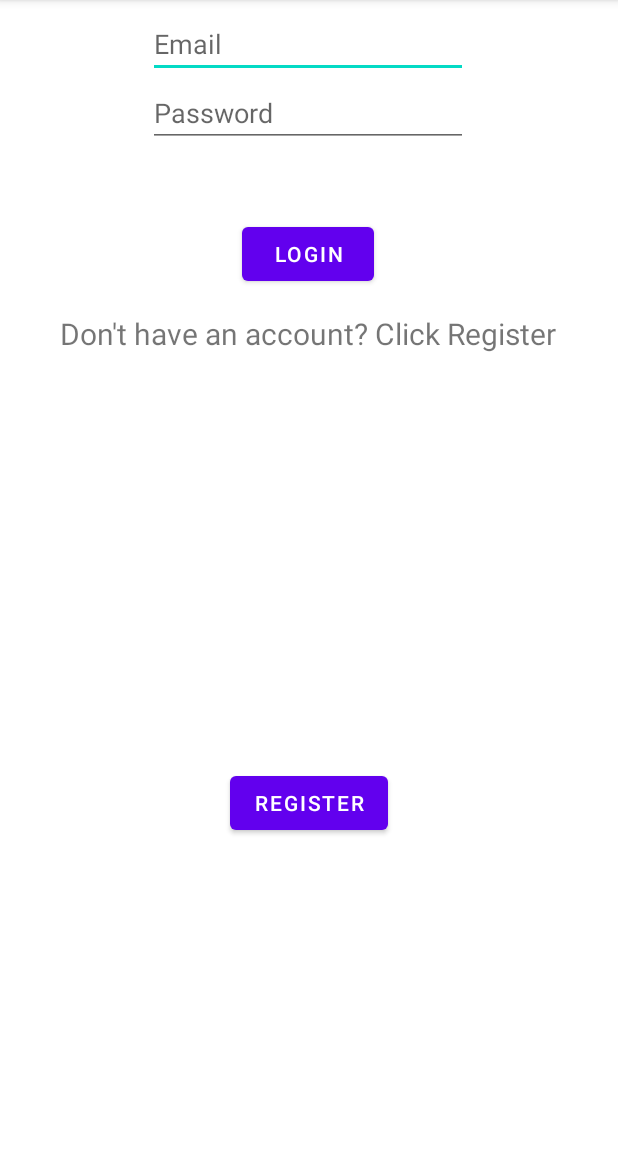
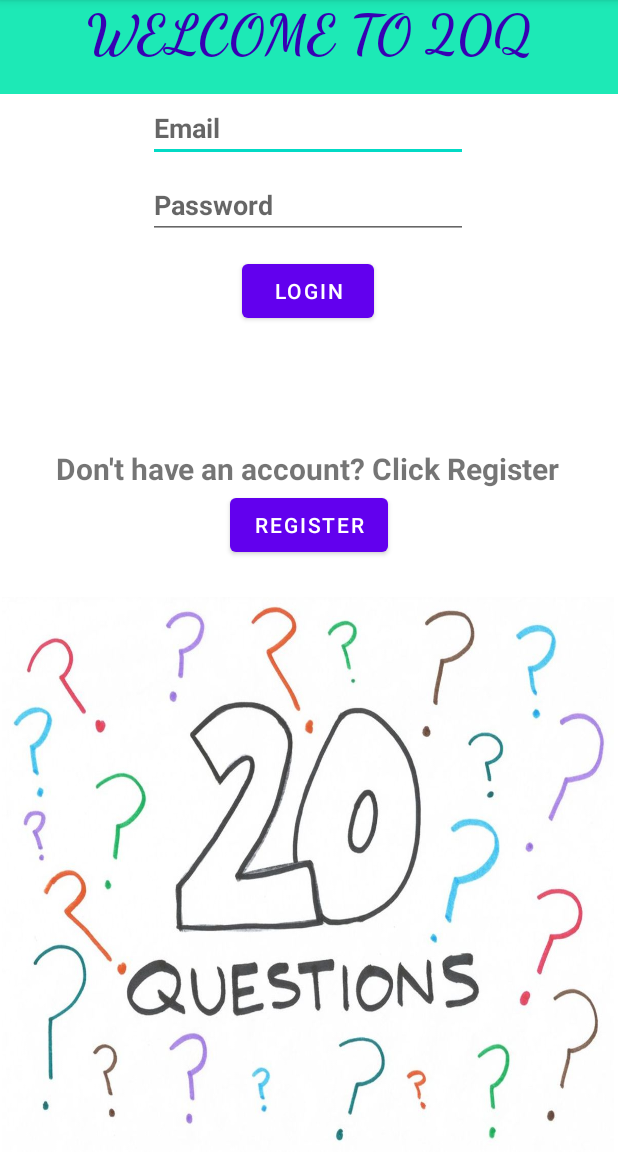
Before and after one commit to JacobFV/20Questions, an Android app: the MainActivity screen opened directly, with no data from a screen before it, on a phone screen of 412 x 824 dp, the part 84-1236 px from its top. Run offline under Robolectric (Android 15) with nearby library versions, the phone set to English and light mode, and no system bars; our stand-ins replace Firebase (no records; nobody signed in at launch, a user with empty details on screens opened directly); 1 statement that could not run was skipped.

Commit message:
Update activity_main.xml

```diff
--- a/app/src/main/res/layout/activity_main.xml
+++ b/app/src/main/res/layout/activity_main.xml
@@ -10,14 +10,15 @@
         android:id="@+id/textView"
         android:layout_width="wrap_content"
         android:layout_height="wrap_content"
-        android:layout_marginBottom="67dp"
         android:text="Don't have an account? Click Register"
         android:textSize="20dp"
-        app:layout_constraintBottom_toTopOf="@+id/btnRegister"
+        android:textStyle="bold"
+        app:layout_constraintBottom_toBottomOf="parent"
         app:layout_constraintHorizontal_bias="0.493"
         app:layout_constraintLeft_toLeftOf="parent"
         app:layout_constraintRight_toRightOf="parent"
-        app:layout_constraintTop_toTopOf="parent" />
+        app:layout_constraintTop_toTopOf="parent"
+        app:layout_constraintVertical_bias="0.403" />
 
     <Button
         android:id="@+id/btnLogin"
@@ -29,7 +30,7 @@
         app:layout_constraintHorizontal_bias="0.498"
         app:layout_constraintStart_toStartOf="parent"
         app:layout_constraintTop_toBottomOf="@+id/etPass"
-        app:layout_constraintVertical_bias="0.756" />
+        app:layout_constraintVertical_bias="0.119" />
 
     <EditText
         android:id="@+id/etEmail"
@@ -38,12 +39,13 @@
         android:ems="10"
         android:hint="Email"
         android:inputType="textEmailAddress"
+        android:textStyle="bold"
         app:layout_constraintBottom_toTopOf="@+id/etPass"
         app:layout_constraintEnd_toEndOf="parent"
         app:layout_constraintHorizontal_bias="0.497"
         app:layout_constraintStart_toStartOf="parent"
         app:layout_constraintTop_toTopOf="parent"
-        app:layout_constraintVertical_bias="0.85" />
+        app:layout_constraintVertical_bias="0.908" />
 
     <EditText
         android:id="@+id/etPass"
@@ -52,12 +54,13 @@
         android:ems="10"
         android:hint="Password"
         android:inputType="textPassword"
+        android:textStyle="bold"
         app:layout_constraintBottom_toTopOf="@+id/textView"
         app:layout_constraintEnd_toEndOf="parent"
         app:layout_constraintHorizontal_bias="0.497"
         app:layout_constraintStart_toStartOf="parent"
         app:layout_constraintTop_toTopOf="parent"
-        app:layout_constraintVertical_bias="0.324" />
+        app:layout_constraintVertical_bias="0.451" />
 
     <Button
         android:id="@+id/btnRegister"
@@ -68,19 +71,38 @@
         app:layout_constraintEnd_toEndOf="parent"
         app:layout_constraintStart_toStartOf="parent"
         app:layout_constraintTop_toBottomOf="@+id/textView"
-        app:layout_constraintVertical_bias="0.103" />
+        app:layout_constraintVertical_bias="0.0" />
 
     <ImageView
         android:id="@+id/imageView3"
         android:layout_width="408dp"
-        android:layout_height="299dp"
+        android:layout_height="370dp"
         android:layout_marginTop="17dp"
+        android:background="@drawable/img"
         app:layout_constraintBottom_toBottomOf="parent"
         app:layout_constraintEnd_toEndOf="parent"
-        app:layout_constraintHorizontal_bias="1.0"
+        app:layout_constraintHorizontal_bias="0.4"
         app:layout_constraintStart_toStartOf="parent"
         app:layout_constraintTop_toBottomOf="@+id/textView"
         app:layout_constraintVertical_bias="1.0" />
 
+    <TextView
+        android:id="@+id/textView4"
+        android:layout_width="0dp"
+        android:layout_height="0dp"
+        android:background="#1DE9B6"
+        android:fontFamily="cursive"
+        android:lineSpacingExtra="10sp"
+        android:text="WELCOME TO 20Q"
+        android:textAlignment="center"
+        android:textColor="@color/purple_700"
+        android:textColorHighlight="@color/purple_200"
+        android:textSize="36sp"
+        android:textStyle="bold"
+        app:layout_constraintBottom_toTopOf="@+id/etEmail"
+        app:layout_constraintEnd_toEndOf="parent"
+        app:layout_constraintStart_toStartOf="parent"
+        app:layout_constraintTop_toTopOf="parent" />
+
 
 </androidx.constraintlayout.widget.ConstraintLayout>
```
